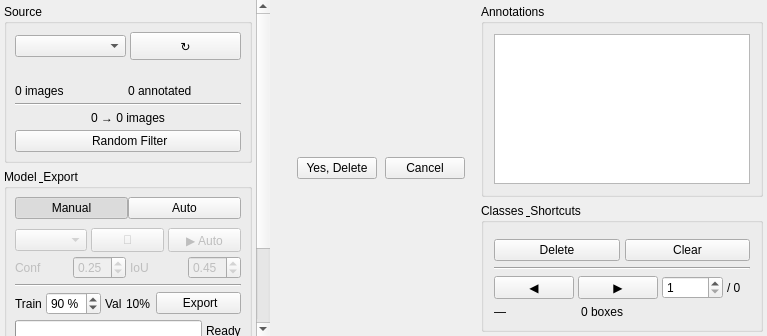
Before: the Qt Designer form main/core/label/label.ui in Mcriel-CHYJIE/YOLO, drawn with Qt 5.
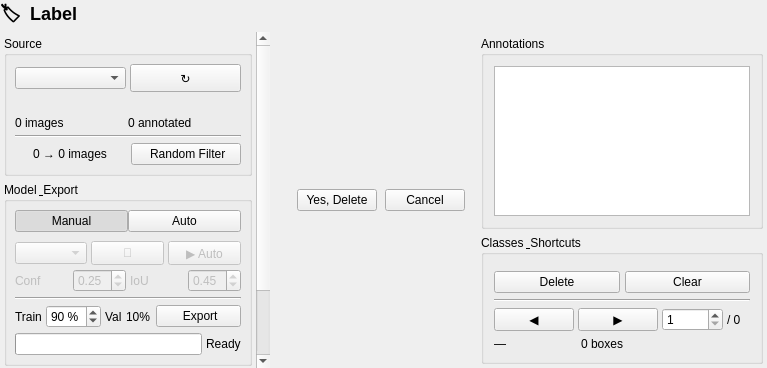
After: the same form once the commit is applied.

What changed in the file:
```diff
--- a/main/core/label/label.ui
+++ b/main/core/label/label.ui
@@ -9,6 +9,14 @@
    <property name="bottomMargin"><number>0</number></property>
    <property name="spacing"><number>0</number></property>
 
+   <!-- Title -->
+   <item><widget class="QLabel" name="titleLabel">
+    <property name="text"><string>🏷️  Label</string></property>
+    <property name="minimumHeight"><number>24</number></property>
+    <property name="maximumHeight"><number>24</number></property>
+    <property name="styleSheet"><string>font-size:18px;font-weight:700;padding:0;margin:0;</string></property>
+   </widget></item>
+
    <item><layout class="QHBoxLayout" name="mainLoH">
     <property name="spacing"><number>0</number></property>
 
@@ -67,16 +75,18 @@
           <property name="frameShadow"><enum>QFrame::Sunken</enum></property>
          </widget></item>
 
+         <item><layout class="QHBoxLayout" name="filterRow">
+          <property name="spacing"><number>6</number></property>
          <item><widget class="QLabel" name="filterStatsLabel">
           <property name="text"><string>0 → 0 images</string></property>
           <property name="alignment"><enum>Qt::AlignCenter</enum></property>
          </widget></item>
-
          <item><widget class="QPushButton" name="filterBtn">
           <property name="text"><string> Random Filter</string></property>
           <property name="objectName"><string>pri</string></property>
           <property name="minimumHeight"><number>26</number></property>
          </widget></item>
+         </layout></item>
         </layout>
        </widget></item>
 
```
Lines whose indentation alone changed are shown as unchanged.
